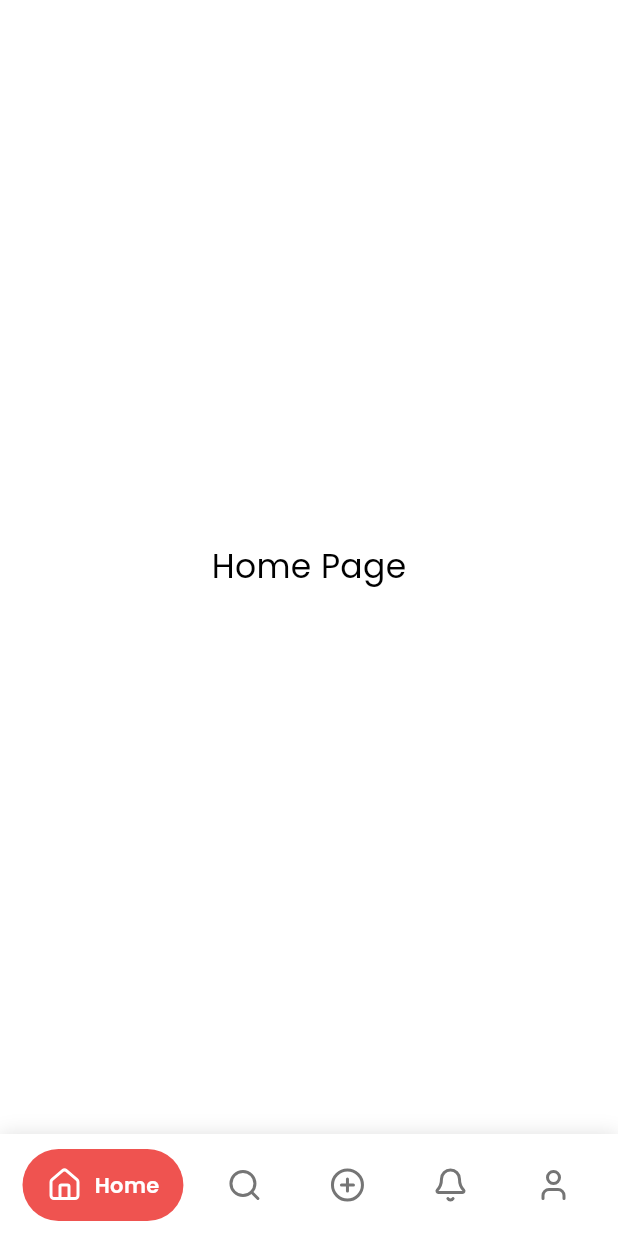
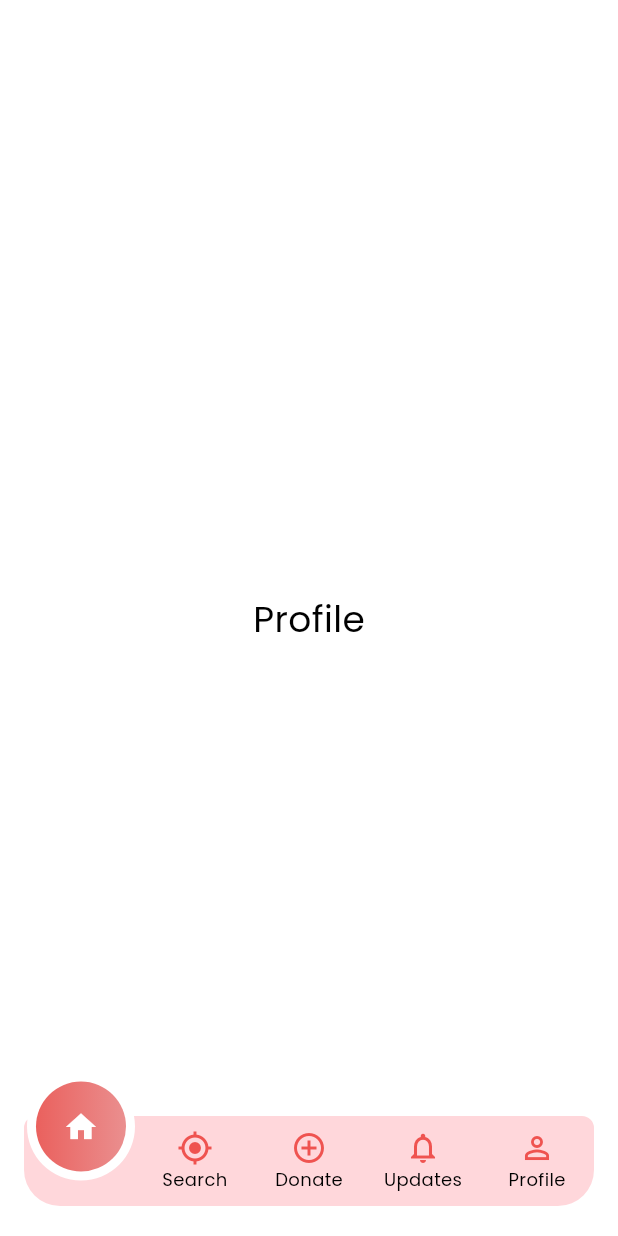
Before and after one commit to sAyusha/Nepal_Red_Drop, a Flutter app: the BottomNavScreen screen opened by its route, on a phone screen of 412 x 824 dp. Run offline on Flutter 3.47's test engine with Material 3 defaults, Android fonts, the phone set to English and light mode, and no system bars; drawn by our look-alikes of circle_nav_bar, google_nav_bar; our stand-ins replace google_fonts, intl_phone_field.

Commit message:
added circle_nav_bar for bottom navigation

```diff
--- a/lib/screens/user/navigation/bottom_nav.dart
+++ b/lib/screens/user/navigation/bottom_nav.dart
@@ -1,6 +1,5 @@
+import 'package:circle_nav_bar/circle_nav_bar.dart';
 import 'package:flutter/material.dart';
-import 'package:google_nav_bar/google_nav_bar.dart';
-import 'package:lucide_icons/lucide_icons.dart';
 
 class BottomNavScreen extends StatefulWidget {
   const BottomNavScreen({super.key});
@@ -10,54 +9,86 @@ class BottomNavScreen extends StatefulWidget {
 }
 
 class _BottomNavScreenState extends State<BottomNavScreen> {
-  int _selectedIndex = 0;
+  int _selectedIndex = 0; // Default selected index
 
   final List<Widget> _pages = [
-    const Center(child: Text("Home Page", style: TextStyle(fontSize: 22))),
-    const Center(child: Text("Search Page", style: TextStyle(fontSize: 22))),
-    const Center(child: Text("Donor Page", style: TextStyle(fontSize: 22))),
-    const Center(child: Text("Donate Page", style: TextStyle(fontSize: 22))),
-    const Center(child: Text("Updates Page", style: TextStyle(fontSize: 22))),
-    const Center(child: Text("Profile Page", style: TextStyle(fontSize: 22))),
+    const Center(child: Text('Profile', style: TextStyle(fontSize: 24))),
+    const Center(child: Text('Updates', style: TextStyle(fontSize: 24))),
+    const Center(child: Text('Home', style: TextStyle(fontSize: 24))),
+    const Center(child: Text('Search Donor', style: TextStyle(fontSize: 24))),
+    const Center(child: Text('Donate', style: TextStyle(fontSize: 24))),
   ];
 
   @override
   Widget build(BuildContext context) {
     return Scaffold(
+      extendBody: true,
       body: _pages[_selectedIndex],
-      bottomNavigationBar: Container(
-
-        decoration: const BoxDecoration(
-          color: Colors.white,
-          boxShadow: [
-            BoxShadow(color: Colors.black12, blurRadius: 10),
+      bottomNavigationBar: CircleNavBar(
+        activeIcons: const [
+          Icon(Icons.home, color: Colors.white),
+          Icon(Icons.my_location_rounded, color: Colors.white),
+          Icon(Icons.add_circle_outline, color: Colors.white),
+          Icon(Icons.notifications_active, color: Colors.white),
+          Icon(Icons.person, color: Colors.white),
+        ],
+        inactiveIcons: [
+          Column(
+            children: [
+              Icon(Icons.home_outlined, color: Colors.red.shade400),
+              const Text("Home", style: TextStyle(fontSize: 12)),
             ],
           ),
-        child: Padding(
-          padding: const EdgeInsets.symmetric(horizontal: 15, vertical: 10),
-          child: GNav(
-            gap: 8,
-            activeColor: Colors.white,
-            iconSize: 24,
-            padding: const EdgeInsets.symmetric(horizontal: 16, vertical: 12),
-            tabBackgroundColor: Colors.red.shade400,
-            color: Colors.black54,
-            tabs: const [
-              GButton(icon: LucideIcons.home, text: "Home"),
-              GButton(icon: LucideIcons.search, text: "Search"),
-              // GButton(icon: LucideIcons.users, text: "Donor"),
-              GButton(icon: LucideIcons.plusCircle, text: "Donate"),
-              GButton(icon: LucideIcons.bell, text: "Updates"),
-              GButton(icon: LucideIcons.user, text: "Profile"),
+          Column(
+            children: [
+              Icon(Icons.my_location_outlined, color: Colors.red.shade400),
+              const Text("Search",
+                  textAlign: TextAlign.center, style: TextStyle(fontSize: 12)),
             ],
-            selectedIndex: _selectedIndex,
-            onTabChange: (index) {
+          ),
+          Column(
+            children: [
+              Icon(Icons.add_circle_outline, color: Colors.red.shade400),
+              const Text("Donate", style: TextStyle(fontSize: 12)),
+            ],
+          ),
+          Column(
+            children: [
+              Icon(Icons.notifications_outlined, color: Colors.red.shade400),
+              const Text("Updates", style: TextStyle(fontSize: 12)),
+            ],
+          ),
+          Column(
+            children: [
+              Icon(Icons.person_outline, color: Colors.red.shade400),
+              const Text("Profile", style: TextStyle(fontSize: 12)),
+            ],
+          ),
+        ],
+        color: Colors.red.shade100.withOpacity(0.8),
+        height: 60,
+        circleWidth: 60,
+
+        activeIndex: _selectedIndex,
+        onTap: (index) {
           setState(() {
             _selectedIndex = index;
           });
         },
+        padding: const EdgeInsets.only(left: 16, right: 16, bottom: 20),
+        cornerRadius: const BorderRadius.only(
+          topLeft: Radius.circular(8),
+          topRight: Radius.circular(8),
+          bottomRight: Radius.circular(24),
+          bottomLeft: Radius.circular(24),
         ),
+        // shadowColor: Colors.deepPurple,
+        circleGradient: LinearGradient(
+          colors: [Colors.red.shade600, Colors.red.shade300],
+          begin: Alignment.centerLeft,
+          end: Alignment.centerRight,
         ),
+        elevation: 10,
       ),
     );
   }
```
Lines whose indentation alone changed are shown as unchanged.
